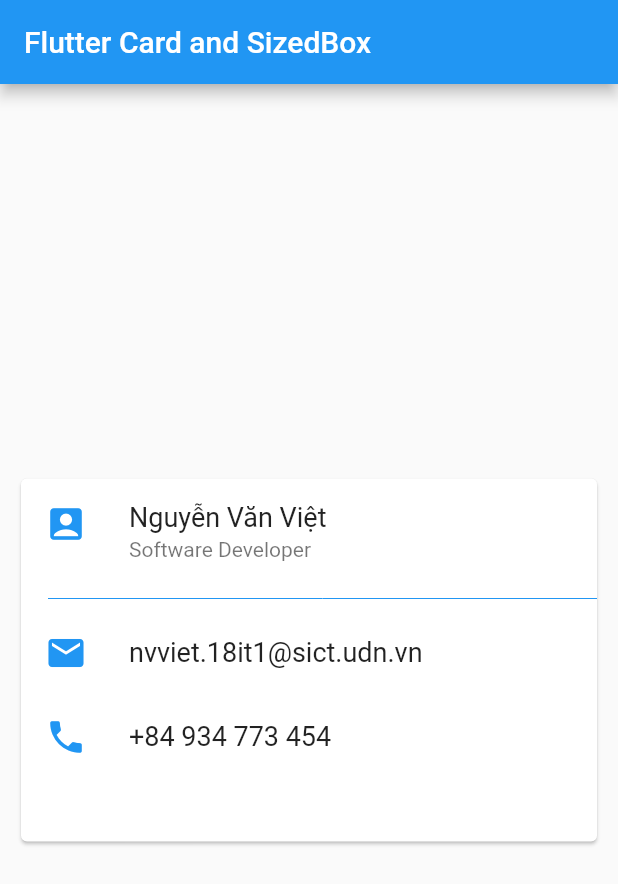
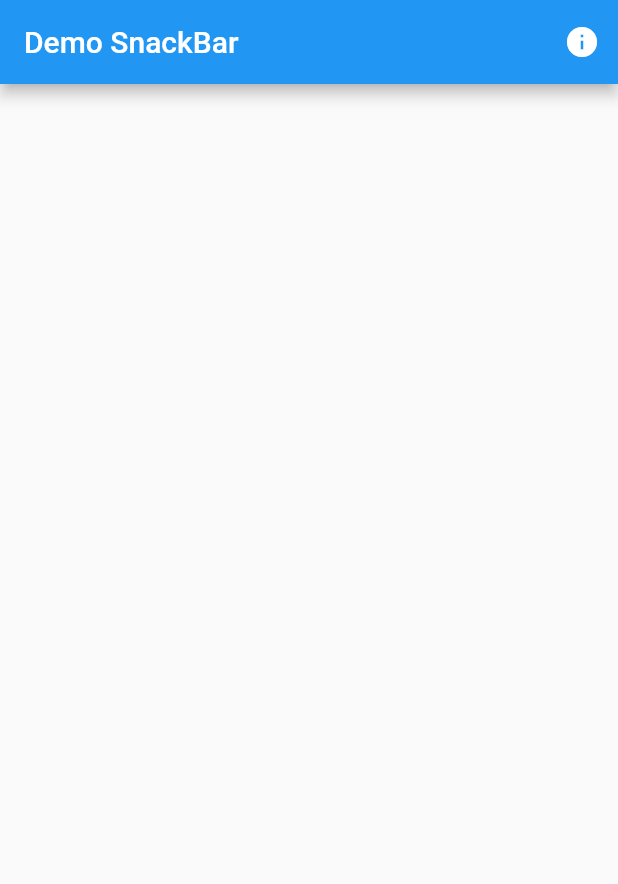
Before and after one commit to duck-tech/LabOne, a Flutter app: the screen it shows after launch, on a phone screen of 412 x 824 dp. Shown: the top 884 px of the screen. Run offline on Flutter 3.47's test engine with Material 2 defaults, Android fonts, the phone set to English and light mode, and no system bars.

Commit message:
Demo SnackBar

```diff
--- a/lib/main.dart
+++ b/lib/main.dart
@@ -6,61 +6,31 @@ class MyApp extends StatelessWidget {
   @override
   Widget build(BuildContext context) {
     // TODO: implement build
-    var card = new Card(
-      child: new Column(
-        children: <Widget>[
-          new ListTile(
-            leading: new Icon(Icons.account_box, color: Colors.blue, size: 28.0,),
-            title: new Text(
-                "Nguyễn Văn Việt",
-                style: new TextStyle(
-                  fontSize: 18.0,
-                  fontWeight: FontWeight.w400
-                ),
-            ),
-            subtitle: new Text("Software Developer"),
-          ),
-          new Divider(color: Colors.blue, indent: 18.0,),
-          new ListTile(
-            leading: new Icon(Icons.email, color: Colors.blue, size: 28.0,),
-            title: new Text(
-              "nvviet.18it1@sict.udn.vn",
-              style: new TextStyle(
-                  fontSize: 18.0,
-                  fontWeight: FontWeight.w400
-              ),
-            ),
-          ),
-          new ListTile(
-            leading: new Icon(Icons.phone, color: Colors.blue, size: 28.0,),
-            title: new Text(
-              "+84 934 773 454",
-              style: new TextStyle(
-                  fontSize: 18.0,
-                  fontWeight: FontWeight.w400
-              ),
-            ),
-          ),
-        ],
-      ),
-    );
-    final sizedBox = new Container(
-      margin: EdgeInsets.only(left: 10.0, right: 10.0),
-      child: new SizedBox(
-        height: 250.0,
-        child: card,
-      ),
-    );
-    final center = new Center(
-      child: sizedBox,
-    );
+    final GlobalKey <ScaffoldState> _scaffolKey = new GlobalKey<ScaffoldState>();
+    _showSnackBar() {
+      print("Show SnackBar here!");
+      final snackbar = new SnackBar(
+        content: new Text("This is a SnackBar"),
+        duration: new Duration(seconds: 3),
+        backgroundColor: Colors.green,
+        action: new SnackBarAction(label: "OK", onPressed: () {
+          print("Press OK on SnackBar");
+        }),
+      );
+      _scaffolKey.currentState.showSnackBar(snackbar);
+    }
     return new MaterialApp(
       title: "",
       home: new Scaffold(
+        key: _scaffolKey,
         appBar: new AppBar(
-          title: new Text("Flutter Card and SizedBox"),
+          title: new Text("Demo SnackBar"),
+          actions: <Widget>[
+            new IconButton(
+                icon: new Icon(Icons.info),
+                onPressed: _showSnackBar)
+          ],
         ),
-        body: center,
       ),
     );
   }
```
